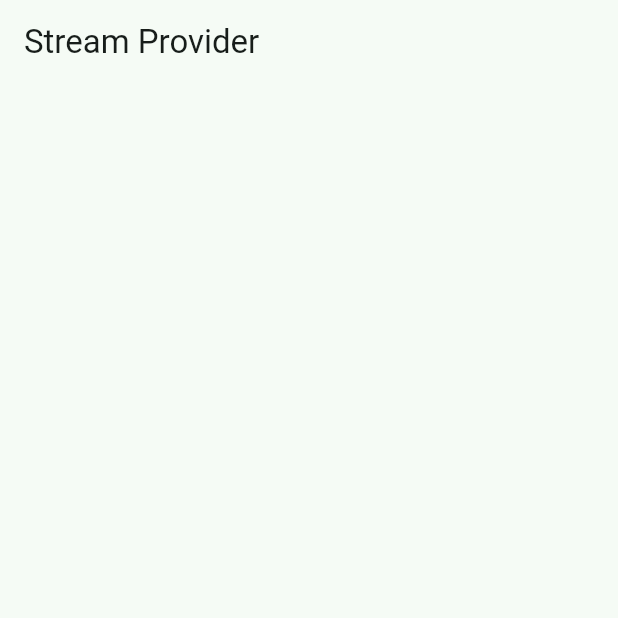
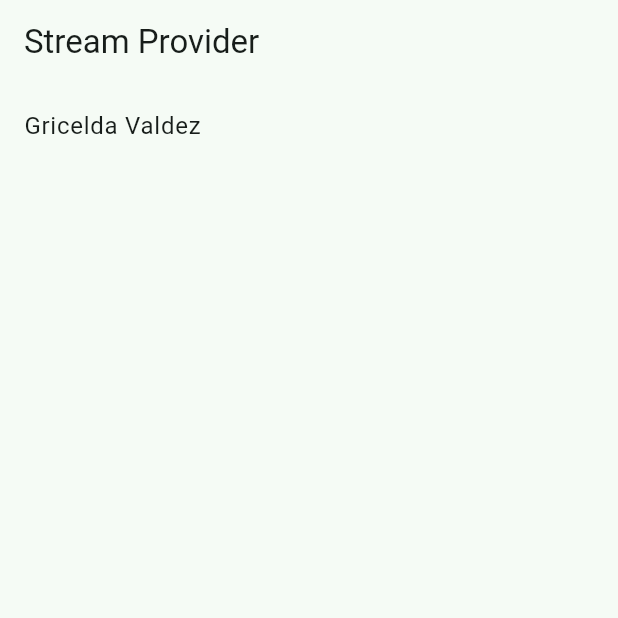
Before and after one commit to griceldavaldez/riverpod-flutter, a Flutter app: the StreamProviderScreen screen opened by its route, on a phone screen of 412 x 824 dp, the top half of it. Run offline on Flutter 3.47's test engine with Material 3 defaults, Android fonts, the phone set to English and light mode, and no system bars; our stand-ins replace dio, flutter_riverpod, go_router, riverpod_annotation; missing offline and left inert: random_name_generator; generated files the repository leaves out were written again.

Commit message:
Implement stream provider

```diff
--- a/flutter-riverpod-app/lib/presentation/providers/providers.dart
+++ b/flutter-riverpod-app/lib/presentation/providers/providers.dart
@@ -2,3 +2,4 @@ export './hello_world_provider.dart';
 export './state_providers.dart';
 export './todos_providers.dart';
 export './future_providers.dart';
+export './stream_provider.dart';
--- a/flutter-riverpod-app/lib/presentation/screens/07_stream_provider/stream_provider_screen.dart
+++ b/flutter-riverpod-app/lib/presentation/screens/07_stream_provider/stream_provider_screen.dart
@@ -1,4 +1,6 @@
 import 'package:flutter/material.dart';
+import 'package:flutter_riverpod/flutter_riverpod.dart';
+import 'package:riverpod_app/presentation/providers/providers.dart';
 
 
 class StreamProviderScreen extends StatelessWidget {
@@ -10,6 +12,42 @@ class StreamProviderScreen extends StatelessWidget {
       appBar: AppBar(
         title: const Text('Stream Provider'),
       ),
+      body: const StreamView(),
     );
   }
 }
+
+
+class StreamView extends ConsumerWidget {
+  const StreamView({super.key});
+
+  @override
+  Widget build(BuildContext context, WidgetRef ref) {
+
+    final usersInChatAsync = ref.watch(usersInChatProvider);
+
+    if ( usersInChatAsync.isLoading ) {
+      return const CircularProgressIndicator();
+    }
+
+    if ( usersInChatAsync.hasError ) {
+      return Center(
+        child: Text('${usersInChatAsync.error}'),
+      );
+    }
+
+    final users = usersInChatAsync.value!;
+
+    return ListView.builder(
+      itemCount: users.length,
+      itemBuilder: (BuildContext context, int index) {
+
+        final user = users[index];
+
+        return ListTile(
+          title: Text( user ),
+        );
+      },
+    );
+  }
+}
```
Also changed, not shown: flutter-riverpod-app/lib/presentation/providers/stream_provider.dart (added, +20 -0 lines), flutter-riverpod-app/lib/presentation/providers/stream_provider.g.dart (added).
